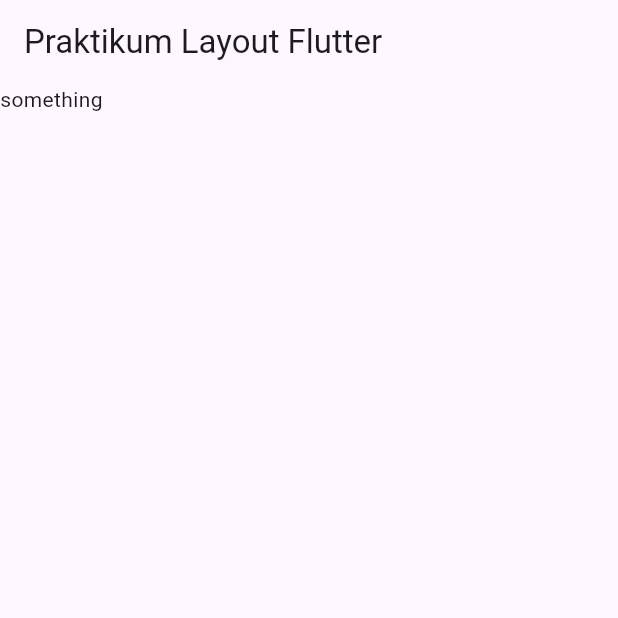
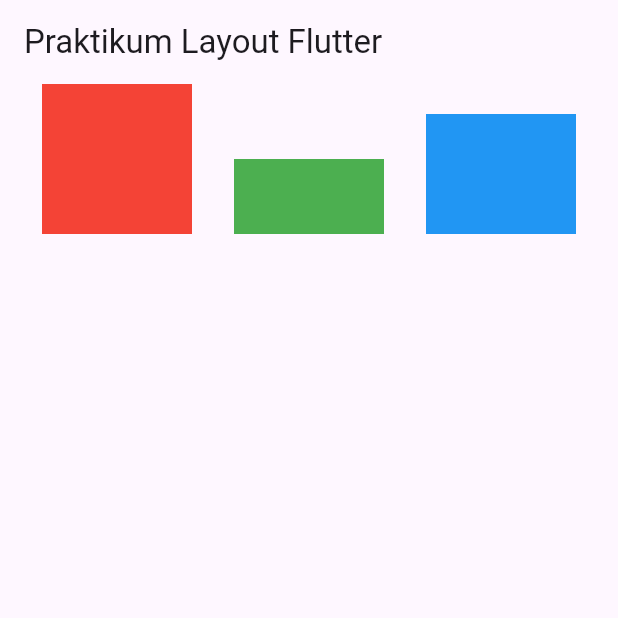
Before and after one commit to inverse9/praktikum_multiplatform_unit_3, a Flutter app: the screen it shows after launch, on a phone screen of 412 x 824 dp, the top half of it. Run offline on Flutter 3.47's test engine with Material 3 defaults, Android fonts, the phone set to English and light mode, and no system bars.

Commit message:
added row

```diff
--- a/lib/main.dart
+++ b/lib/main.dart
@@ -28,7 +28,15 @@ class HomePage extends StatelessWidget {
       appBar: AppBar(
         title: Text("Praktikum Layout Flutter"),
       ),
-      body: Text('something'),
+      body: Row(
+        mainAxisAlignment: MainAxisAlignment.spaceEvenly,
+        crossAxisAlignment: CrossAxisAlignment.end,
+        children: [
+          Container(color: Colors.red, height: 100, width: 100),
+          Container(color: Colors.green, height: 50, width: 100),
+          Container(color: Colors.blue, height: 80, width: 100)
+        ],
+      ),
     );
   }
 }
```
